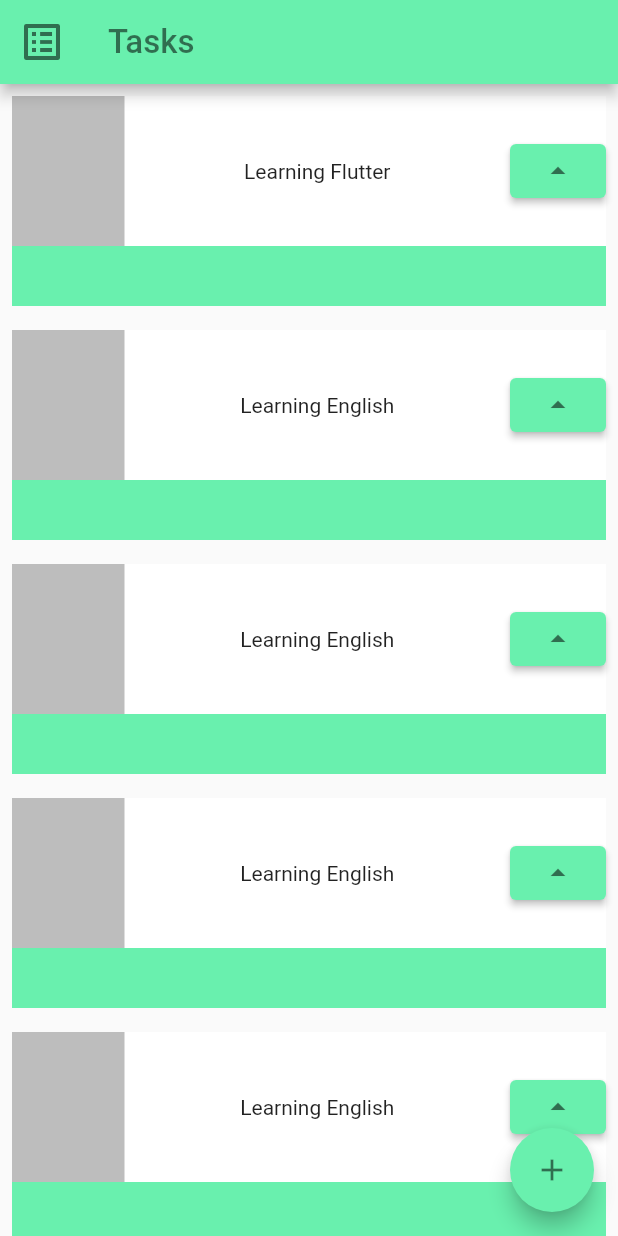
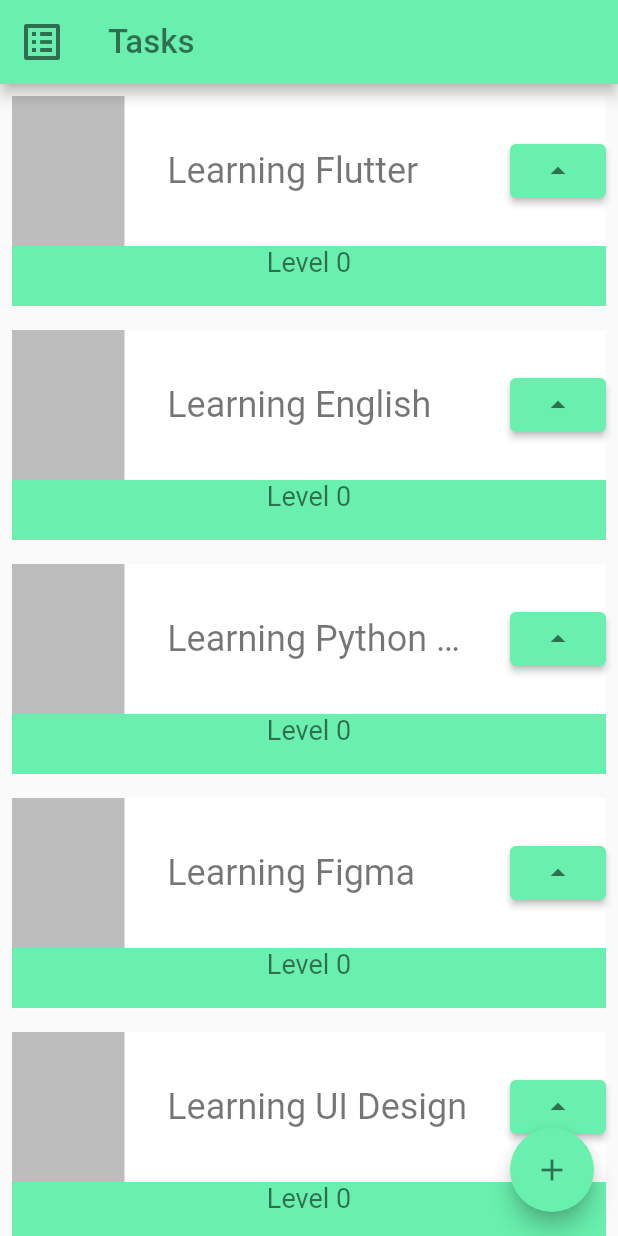
Before and after one commit to antoniolisboa/first_project, a Flutter app: the screen it shows after launch, on a phone screen of 412 x 824 dp. Run offline on Flutter 3.47's test engine with Material 2 defaults, Android fonts, the phone set to English and light mode, and no system bars.

Commit message:
[Project Task List] Conhecendo o StatefulWidget e o setState para realizar mudanças nos widgets

```diff
--- a/lib/main.dart
+++ b/lib/main.dart
@@ -34,12 +34,24 @@ class MyApp extends StatelessWidget {
         ),
         body: ListView(
           children: const [
-            Task(taskName: 'Learning Flutter',),
-            Task(taskName: 'Learning English',),
-            Task(taskName: 'Learning English',),
-            Task(taskName: 'Learning English',),
-            Task(taskName: 'Learning English',),
-            Task(taskName: 'Learning English',),
+            Task(
+              taskName: 'Learning Flutter',
+            ),
+            Task(
+              taskName: 'Learning English',
+            ),
+            Task(
+              taskName: 'Learning Python is too easy!',
+            ),
+            Task(
+              taskName: 'Learning Figma',
+            ),
+            Task(
+              taskName: 'Learning UI Design',
+            ),
+            Task(
+              taskName: 'Learning Dart',
+            ),
           ],
         ),
         floatingActionButton: FloatingActionButton(
@@ -55,10 +67,17 @@ class MyApp extends StatelessWidget {
   }
 }
 
-class Task extends StatelessWidget {
+class Task extends StatefulWidget {
   final String taskName;
 
   const Task({required this.taskName, Key? key}) : super(key: key);
+
+  @override
+  State<Task> createState() => _TaskState();
+}
+
+class _TaskState extends State<Task> {
+  int level = 0;
 
   @override
   Widget build(BuildContext context) {
@@ -72,6 +91,8 @@ class Task extends StatelessWidget {
               color: Colors.greenAccent,
               height: 140,
             ),
+            Column(
+              children: [
                 Container(
                   color: Colors.white,
                   height: 100,
@@ -83,9 +104,23 @@ class Task extends StatelessWidget {
                         height: 100,
                         width: 75,
                       ),
-                  Text(taskName),
+                      SizedBox(
+                        width: 200,
+                        child: Text(
+                          widget.taskName,
+                          style: const TextStyle(
+                            color: Colors.black54,
+                            overflow: TextOverflow.ellipsis,
+                            fontSize: 24,
+                          ),
+                        ),
+                      ),
                       ElevatedButton(
-                    onPressed: () {},
+                        onPressed: () {
+                          setState(() {
+                            level++;
+                          });
+                        },
                         style: const ButtonStyle(
                           backgroundColor: MaterialStatePropertyAll<Color>(
                             Colors.greenAccent,
@@ -98,6 +133,15 @@ class Task extends StatelessWidget {
                       )
                     ],
                   ),
+                ),
+                Text(
+                  'Level $level',
+                  style: const TextStyle(
+                    fontSize: 18,
+                    color: Colors.black54
+                  ),
+                ),
+              ],
             )
           ],
         ),
```
Lines whose indentation alone changed are shown as unchanged.
